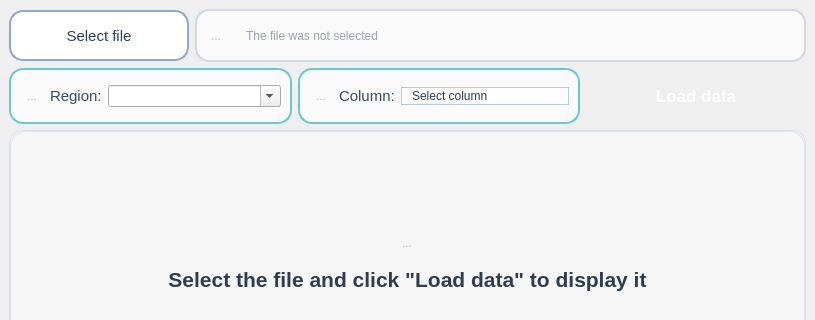
Old version of the form mainwindow.ui in the repository aleksei-manikhin/sem2_lab_02_OP; both pictures show x 0 to 815 and y 0 to 320 of the 815 by 548 pixel window.
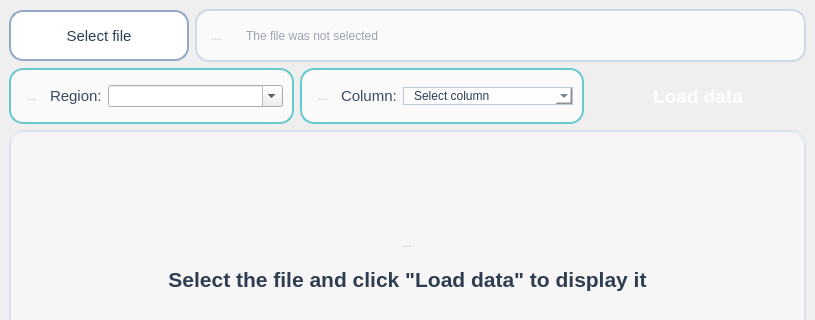
New version of the form. Icons and pictures are not drawn.

Commit message: add arrows for comboboxes

Diff of the .ui file:
```diff
--- a/mainwindow.ui
+++ b/mainwindow.ui
@@ -85,20 +85,16 @@
 QComboBox#columnComboBox {
     background: rgba(255,255,255,0.65);
     border: 1px solid #b8c8db;
-    border-radius: 10px;
     padding: 0 10px;
     color: #2a3d54;
+
 }
 QComboBox#regionComboBox:focus,
 QComboBox#columnComboBox:focus {
     border: 2px solid #5cc7cb;
     background: #ffffff;
 }
-QComboBox#regionComboBox::drop-down,
-QComboBox#columnComboBox::drop-down {
-    border: none;
-    width: 24px;
-}
+
 
 QPushButton#loadDataButton,
 QPushButton#calculateMetricsButton {
@@ -401,6 +397,11 @@
          </item>
          <item>
           <widget class="QComboBox" name="regionComboBox">
+           <property name="font">
+            <font>
+             <pointsize>9</pointsize>
+            </font>
+           </property>
            <property name="editable">
             <bool>true</bool>
            </property>
@@ -475,6 +476,11 @@
          </item>
          <item>
           <widget class="QComboBox" name="columnComboBox">
+           <property name="font">
+            <font>
+             <pointsize>9</pointsize>
+            </font>
+           </property>
            <property name="editable">
             <bool>false</bool>
            </property>
@@ -505,13 +511,13 @@
         </property>
         <property name="minimumSize">
          <size>
-          <width>220</width>
+          <width>216</width>
           <height>56</height>
          </size>
         </property>
         <property name="font">
          <font>
-          <pointsize>13</pointsize>
+          <pointsize>14</pointsize>
           <bold>true</bold>
          </font>
         </property>
```
